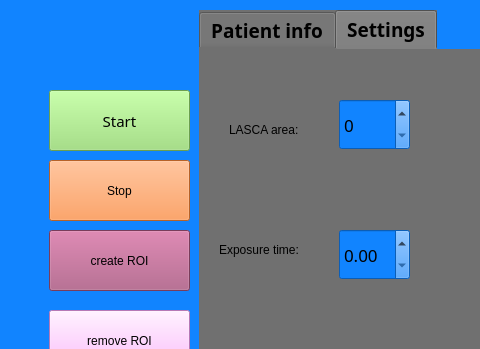
The window that LSI Project GUI/LSI Project GUI/LSIProjectGUI.ui (Fridanylund/LSI) describes before a commit, drawn with Qt 5; both pictures show x 441 to 921 and y 0 to 349 of the 921 by 680 pixel window.
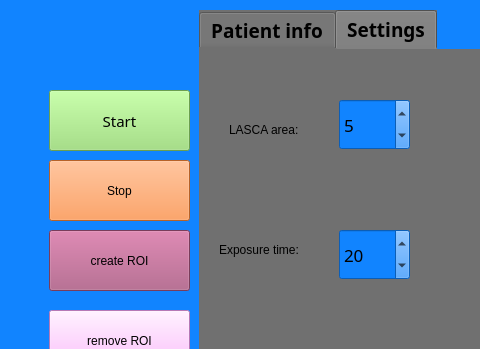
The same window after the commit.

Patch:
```diff
--- a/LSI Project GUI/LSI Project GUI/LSIProjectGUI.ui
+++ b/LSI Project GUI/LSI Project GUI/LSIProjectGUI.ui
@@ -328,6 +328,9 @@
        <string notr="true">background-color: rgb(17, 132, 255);
 border-color: rgb(56, 56, 56);</string>
       </property>
+      <property name="value">
+       <number>5</number>
+      </property>
      </widget>
      <widget class="QLabel" name="LASCA_label">
       <property name="geometry">
@@ -382,6 +385,15 @@
        <string notr="true">background-color: rgb(17, 132, 255);
 border-color: rgb(56, 56, 56);</string>
       </property>
+      <property name="decimals">
+       <number>0</number>
+      </property>
+      <property name="minimum">
+       <double>1.000000000000000</double>
+      </property>
+      <property name="value">
+       <double>20.000000000000000</double>
+      </property>
      </widget>
      <widget class="QLabel" name="error_LASCA_label">
       <property name="geometry">
```
Left out of the diff: 2 changed lines with no effect on the pictures.
